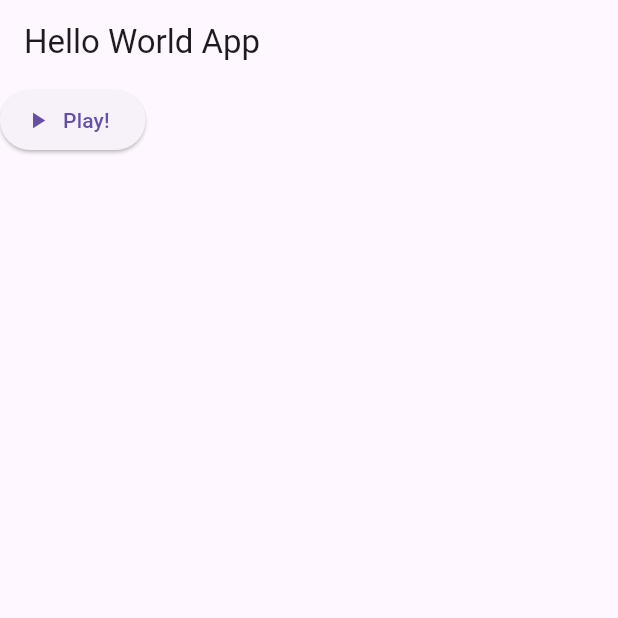
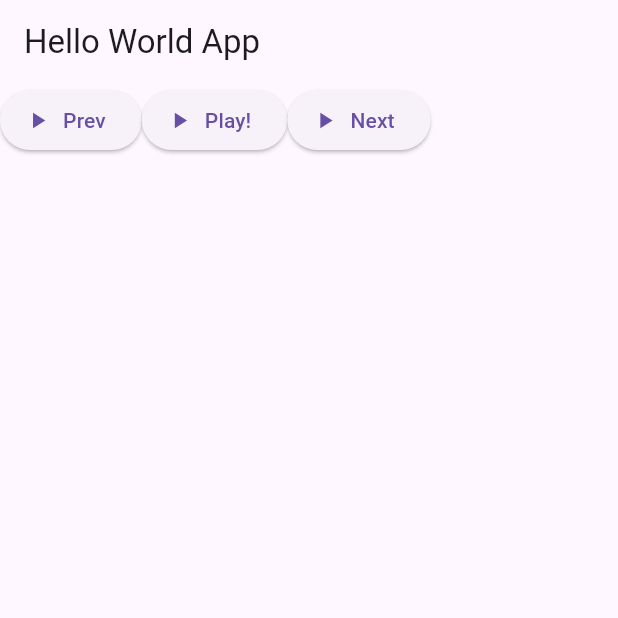
Before and after one commit to snacksbro/symphony, a Flutter app: the screen it shows after launch, on a phone screen of 412 x 824 dp, the top half of it. Run offline on Flutter 3.47's test engine with Material 3 defaults, Android fonts, the phone set to English and light mode, and no system bars; our stand-ins replace audioplayers.

Commit message:
feat(player): Add "next" button

```diff
--- a/lib/src/play_bar.dart
+++ b/lib/src/play_bar.dart
@@ -10,7 +10,14 @@ class PlayBar extends StatefulWidget {
 class _PlayBarState extends State<PlayBar> {
   late bool playing;
   late bool songSelected;
+  late int queueIndex;
   final player = AudioPlayer();
+  List<String> currentQueue = [
+    "../assets/roll.mp3",
+    "../assets/all_star.mp3",
+    "../assets/baby_shark.mp3",
+    "../assets/number_one.mp3"
+  ];
 
   @override
   void initState() {
@@ -18,6 +25,7 @@ class _PlayBarState extends State<PlayBar> {
     super.initState();
     playing = false;
     songSelected = false;
+    queueIndex = 0;
   }
 
   @override
@@ -27,9 +35,22 @@ class _PlayBarState extends State<PlayBar> {
     super.dispose();
   }
 
+  void next() {
+    // Bound checking
+    if (queueIndex < currentQueue.length - 1)
+      queueIndex++;
+    else
+      print("OUT OF BOUNDS!");
+
+    // TODO: Redo some of the logic around songSelected
+    songSelected = false;
+    playing = false;
+    play();
+  }
+
   void play() {
     // TODO: Replace default track
-    AssetSource track = AssetSource("../assets/roll.mp3");
+    AssetSource track = AssetSource(currentQueue[queueIndex]);
 
     if (!playing) {
       if (!songSelected) {
@@ -54,13 +75,23 @@ class _PlayBarState extends State<PlayBar> {
   }
 
   Widget build(BuildContext context) {
-    return Column(
+    return Row(
       children: <Widget>[
+        ElevatedButton.icon(
+          icon: Icon(Icons.play_arrow),
+          label: Text("Prev"),
+          onPressed: play,
+        ),
         ElevatedButton.icon(
           icon: Icon(Icons.play_arrow),
           label: Text(playing ? "Stop!" : "Play!"),
           onPressed: play,
         ),
+        ElevatedButton.icon(
+          icon: Icon(Icons.play_arrow),
+          label: Text("Next"),
+          onPressed: next,
+        ),
       ],
     );
   }
```
